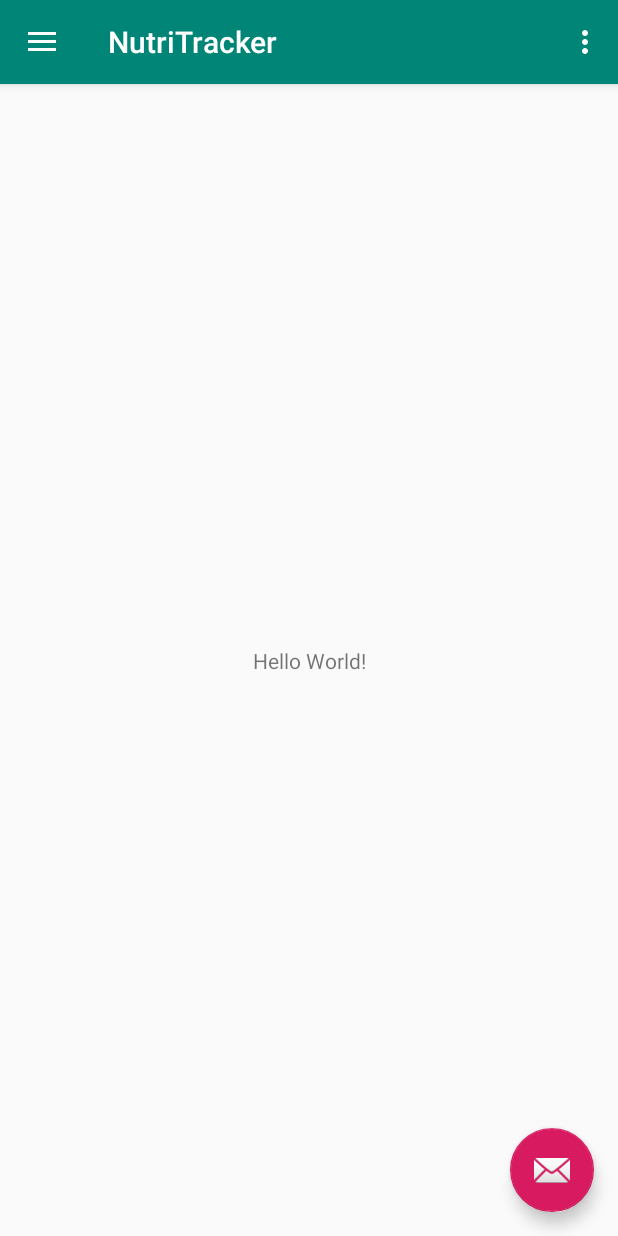
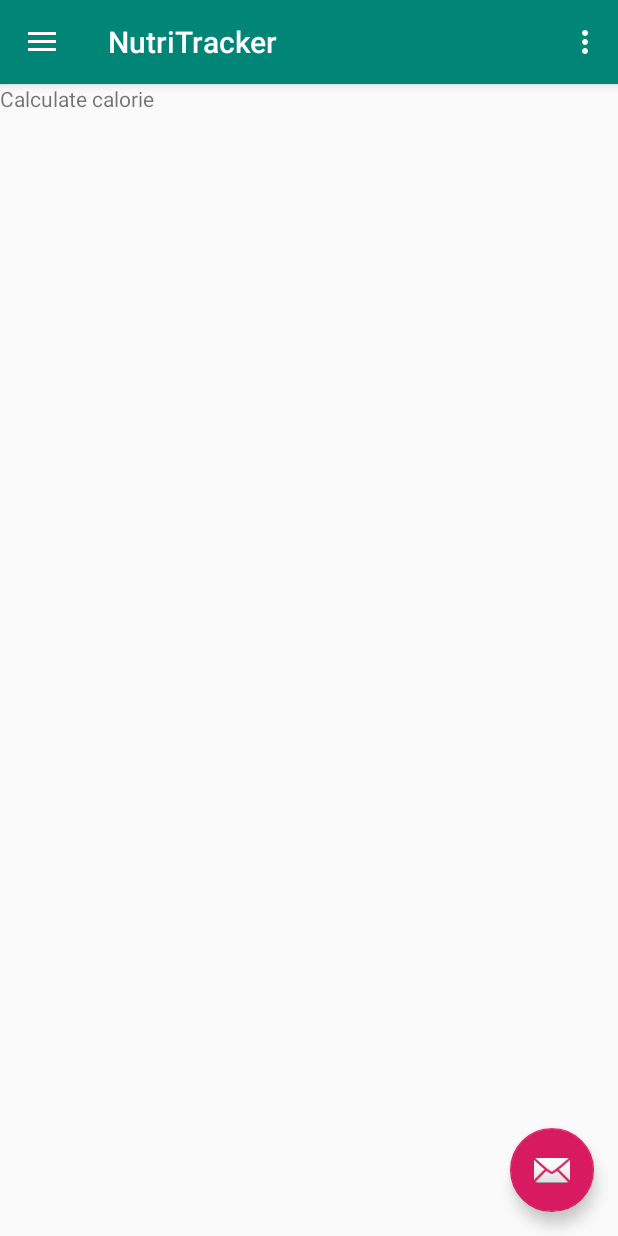
Before and after one commit to heshanpadmasiri/NutriTracker, an Android app: the screen it shows after launch (MainActivity), in the side drawer, after a tap on "Gallery", on a phone screen of 412 x 824 dp. Run offline under Robolectric (Android 15) with nearby library versions, the phone set to English and light mode, and no system bars.

Commit message:
Created fragments and connected it to main activity so that you can refer fragments from navigation drawer

```diff
--- a/app/build.gradle
+++ b/app/build.gradle
@@ -23,6 +23,7 @@
     implementation 'com.android.support:appcompat-v7:28.0.0'
     implementation 'com.android.support:design:28.0.0'
     implementation 'com.android.support.constraint:constraint-layout:1.1.3'
+    implementation 'com.android.support:support-v4:28.0.0'
     testImplementation 'junit:junit:4.12'
     androidTestImplementation 'com.android.support.test:runner:1.0.2'
     androidTestImplementation 'com.android.support.test.espresso:espresso-core:3.0.2'
--- /dev/null
+++ b/app/src/main/java/com/app/nutritracker/nutritracker/CalculateCalorieActivity.java
@@ -0,0 +1,111 @@
+package com.app.nutritracker.nutritracker;
+
+import android.content.Context;
+import android.net.Uri;
+import android.os.Bundle;
+import android.app.Fragment;
+import android.view.LayoutInflater;
+import android.view.View;
+import android.view.ViewGroup;
+
+
+/**
+ * A simple {@link Fragment} subclass.
+ * Activities that contain this fragment must implement the
+ * {@link CalculateCalorieActivity.OnFragmentInteractionListener} interface
+ * to handle interaction events.
+ * Use the {@link CalculateCalorieActivity#newInstance} factory method to
+ * create an instance of this fragment.
+ */
+public class CalculateCalorieActivity extends Fragment {
+    // TODO: Rename parameter arguments, choose names that match
+    // the fragment initialization parameters, e.g. ARG_ITEM_NUMBER
+    private static final String ARG_PARAM1 = "param1";
+    private static final String ARG_PARAM2 = "param2";
+
+    // TODO: Rename and change types of parameters
+    private String mParam1;
+    private String mParam2;
+
+    private OnFragmentInteractionListener mListener;
+
+    public CalculateCalorieActivity() {
+        // Required empty public constructor
+    }
+
+    /**
+     * Use this factory method to create a new instance of
+     * this fragment using the provided parameters.
+     *
+     * @param param1 Parameter 1.
+     * @param param2 Parameter 2.
+     * @return A new instance of fragment CalculateCalorieActivity.
+     */
+    // TODO: Rename and change types and number of parameters
+    public static CalculateCalorieActivity newInstance(String param1, String param2) {
+        CalculateCalorieActivity fragment = new CalculateCalorieActivity();
+        Bundle args = new Bundle();
+        args.putString(ARG_PARAM1, param1);
+        args.putString(ARG_PARAM2, param2);
+        fragment.setArguments(args);
+        return fragment;
+    }
+
+    @Override
+    public void onCreate(Bundle savedInstanceState) {
+        super.onCreate(savedInstanceState);
+        if (getArguments() != null) {
+            mParam1 = getArguments().getString(ARG_PARAM1);
+            mParam2 = getArguments().getString(ARG_PARAM2);
+        }
+    }
+
+    @Override
+    public View onCreateView(LayoutInflater inflater, ViewGroup container,
+                             Bundle savedInstanceState) {
+        // Inflate the layout for this fragment
+        return inflater.inflate(R.layout.fragment_calculate_calorie, container, false);
+    }
+
+    // TODO: Rename method, update argument and hook method into UI event
+    public void onButtonPressed(Uri uri) {
+        if (mListener != null) {
+            mListener.onFragmentInteraction(uri);
+        }
+    }
+
+    @Override
+    public void onAttach(Context context) {
+        super.onAttach(context);
+        try {
+            mListener = (OnFragmentInteractionListener) context;
+            //mListener.onFragmentInteractionHome(Uri.parse("doWhatYouWant"));
+        } catch (ClassCastException e) {
+            throw new ClassCastException(context.toString()
+                    + " must implement OnFragmentInteractionListener");
+        }
+    }
+
+    @Override
+    public void onDetach() {
+        super.onDetach();
+        mListener = null;
+    }
+
+    /**
+     * This interface must be implemented by activities that contain this
+     * fragment to allow an interaction in this fragment to be communicated
+     * to the activity and potentially other fragments contained in that
+     * activity.
+     * <p>
+     * See the Android Training lesson <a href=
+     * "http://developer.android.com/training/basics/fragments/communicating.html"
+     * >Communicating with Other Fragments</a> for more information.
+     */
+    public interface OnFragmentInteractionListener {
+        // TODO: Update argument type and name
+        void onFragmentInteraction(Uri uri);
+    }
+
+
+}
--- a/app/src/main/java/com/app/nutritracker/nutritracker/MainActivity.java
+++ b/app/src/main/java/com/app/nutritracker/nutritracker/MainActivity.java
@@ -1,8 +1,10 @@
 package com.app.nutritracker.nutritracker;
 
+import android.net.Uri;
 import android.os.Bundle;
 import android.support.design.widget.FloatingActionButton;
 import android.support.design.widget.Snackbar;
+import android.support.v4.app.FragmentManager;
 import android.view.View;
 import android.support.design.widget.NavigationView;
 import android.support.v4.view.GravityCompat;
@@ -14,7 +16,7 @@
 import android.view.MenuItem;
 
 public class MainActivity extends AppCompatActivity
-        implements NavigationView.OnNavigationItemSelectedListener {
+        implements NavigationView.OnNavigationItemSelectedListener,CalculateCalorieActivity.OnFragmentInteractionListener {
 
     @Override
     protected void onCreate(Bundle savedInstanceState) {
@@ -77,13 +79,13 @@
     @SuppressWarnings("StatementWithEmptyBody")
     @Override
     public boolean onNavigationItemSelected(MenuItem item) {
-        // Handle navigation view item clicks here.
+        android.app.FragmentManager fragmentManager=getFragmentManager();
         int id = item.getItemId();
 
         if (id == R.id.nav_camera) {
             // Handle the camera action
         } else if (id == R.id.nav_gallery) {
-
+            fragmentManager.beginTransaction().replace(R.id.content_frame,new CalculateCalorieActivity()).commit();
         } else if (id == R.id.nav_slideshow) {
 
         } else if (id == R.id.nav_manage) {
@@ -98,4 +100,14 @@
         drawer.closeDrawer(GravityCompat.START);
         return true;
     }
+
+    @Override
+    public void onFragmentInteraction(Uri uri) {
+
+    }
+
+    @Override
+    public void onPointerCaptureChanged(boolean hasCapture) {
+
+    }
 }
--- /dev/null
+++ b/app/src/main/java/com/app/nutritracker/nutritracker/ShowReportFragment.java
@@ -0,0 +1,5 @@
+package com.app.nutritracker.nutritracker;
+
+public class ShowReportFragment {
+
+}
--- a/app/src/main/res/layout/content_main.xml
+++ b/app/src/main/res/layout/content_main.xml
@@ -9,13 +9,9 @@
     tools:showIn="@layout/app_bar_main"
     tools:context=".MainActivity">
 
-    <TextView
-        android:layout_width="wrap_content"
-        android:layout_height="wrap_content"
-        android:text="Hello World!"
-        app:layout_constraintBottom_toBottomOf="parent"
-        app:layout_constraintLeft_toLeftOf="parent"
-        app:layout_constraintRight_toRightOf="parent"
-        app:layout_constraintTop_toTopOf="parent" />
+    <FrameLayout
+        android:layout_width="match_parent"
+        android:layout_height="match_parent"
+        android:id="@+id/content_frame"></FrameLayout>
 
 </android.support.constraint.ConstraintLayout>
--- /dev/null
+++ b/app/src/main/res/layout/fragment_calculate_calorie.xml
@@ -0,0 +1,14 @@
+<?xml version="1.0" encoding="utf-8"?>
+<FrameLayout xmlns:android="http://schemas.android.com/apk/res/android"
+    xmlns:tools="http://schemas.android.com/tools"
+    android:layout_width="match_parent"
+    android:layout_height="match_parent"
+    tools:context=".CalculateCalorieActivity">
+
+    <!-- TODO: Update blank fragment layout -->
+    <TextView
+        android:layout_width="match_parent"
+        android:layout_height="match_parent"
+        android:text="Calculate calorie" />
+
+</FrameLayout>
--- a/app/src/main/res/layout/nav_header_main.xml
+++ b/app/src/main/res/layout/nav_header_main.xml
@@ -31,7 +31,8 @@
     <TextView
         android:layout_width="wrap_content"
         android:layout_height="wrap_content"
-        android:text="@string/nav_header_subtitle"
-        android:id="@+id/textView" />
+        android:text="username"
+        android:id="@+id/textView"
+        />
 
 </LinearLayout>
--- a/app/src/main/res/values/strings.xml
+++ b/app/src/main/res/values/strings.xml
@@ -2,8 +2,10 @@
     <string name="app_name">NutriTracker</string>
     <string name="navigation_drawer_open">Open navigation drawer</string>
     <string name="navigation_drawer_close">Close navigation drawer</string>
-    <string name="nav_header_title">Android Studio</string>
-    <string name="nav_header_subtitle">android.studio@android.com</string>
+    <string name="nav_header_title">Nutri Tracker</string>
     <string name="nav_header_desc">Navigation header</string>
     <string name="action_settings">Settings</string>
+
+    <!-- TODO: Remove or change this placeholder text -->
+    <string name="hello_blank_fragment">Hello blank fragment</string>
 </resources>
```
Also changed, not shown: app/src/main/res/layout/show_report_layout.xml (added, +12 -0 lines).
